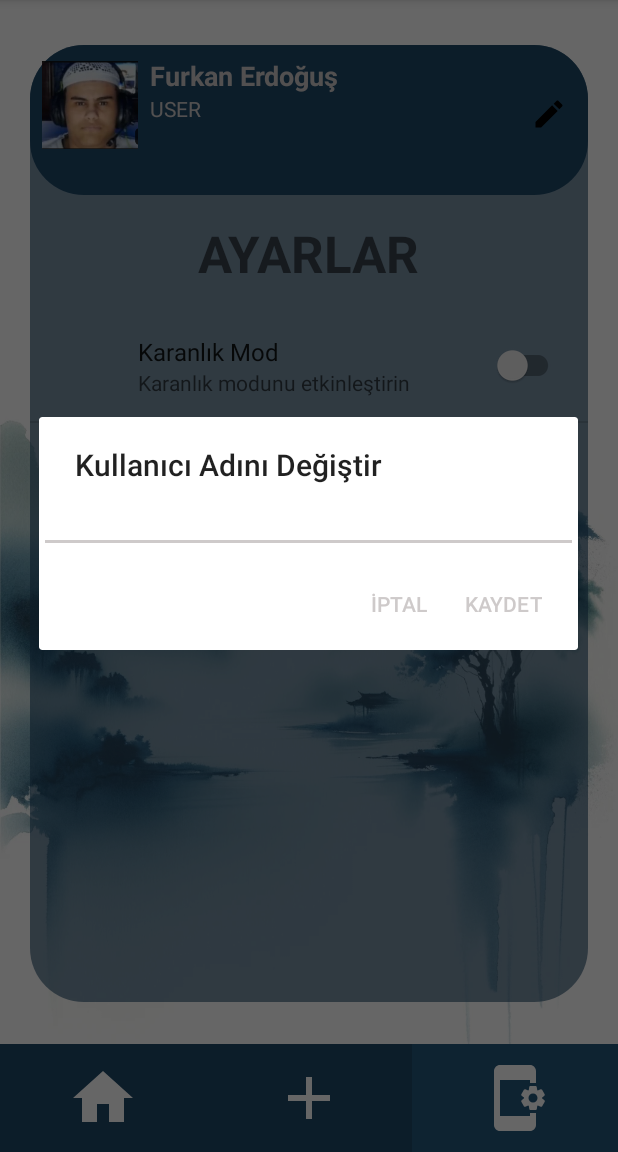
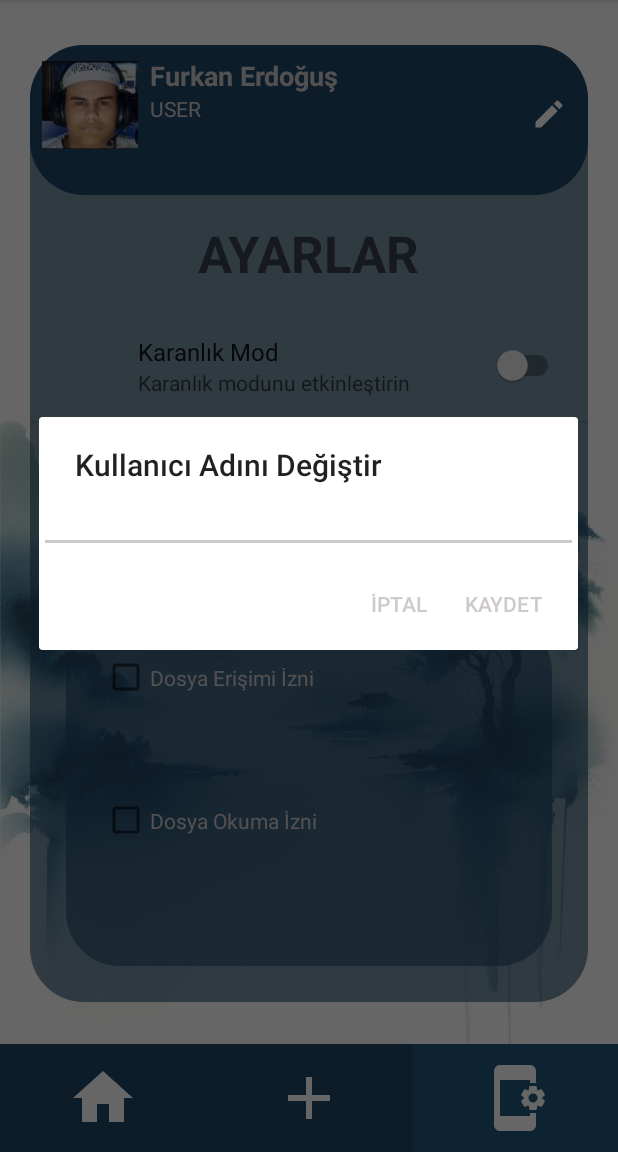
Before and after one commit to PLADSS/ManGO, an Android app: the SettingsActivity screen opened directly, with no data from a screen before it, after a tap on an icon or button, on a phone screen of 412 x 824 dp, the part 84-1236 px from its top. Run offline under Robolectric (Android 15) with nearby library versions, the phone set to English and light mode, and no system bars; our stand-ins replace androidx.preference.

Commit message:
ManGO_03  Büyük güncellme öncesi kayıt

```diff
--- a/app/src/main/java/com/example/mango/SettingsActivity.java
+++ b/app/src/main/java/com/example/mango/SettingsActivity.java
@@ -2,25 +2,37 @@ package com.example.mango;
 
 import android.content.DialogInterface;
 import android.content.Intent;
+import android.net.Uri;
 import android.os.Bundle;
+import android.provider.MediaStore;
 import android.text.InputType;
+import android.widget.CheckBox;
 import android.widget.EditText;
 import android.widget.ImageButton;
 import android.widget.TextView;
+import android.widget.Toast;
 
+import androidx.annotation.NonNull;
+import androidx.annotation.Nullable;
 import androidx.appcompat.app.AlertDialog;
 import androidx.appcompat.app.AppCompatActivity;
 import androidx.appcompat.app.AppCompatDelegate;
 import androidx.preference.PreferenceManager;
 
+import com.google.android.material.imageview.ShapeableImageView;
+
 public class SettingsActivity extends AppCompatActivity {
+
+    private static final int PICK_IMAGE = 1;
 
     ImageButton home_button, add_page_button, edit_button;
     TextView usernameTextView;
+    ShapeableImageView imageView2;
+    CheckBox permissionCheckbox, permissionCheckbox1;
 
     @Override
     protected void onCreate(Bundle savedInstanceState) {
-        // Tema tercihini uygulayın
+        // Apply theme preference
         boolean isDarkMode = PreferenceManager.getDefaultSharedPreferences(this)
                 .getBoolean("dark_mode_preference", false);
         if (isDarkMode) {
@@ -32,7 +44,7 @@ public class SettingsActivity extends AppCompatActivity {
         super.onCreate(savedInstanceState);
         setContentView(R.layout.activity_settings);
 
-        // Menu butonları
+        // Menu buttons
         home_button = findViewById(R.id.home_button);
         home_button.setOnClickListener(v -> {
             Intent intent = new Intent(SettingsActivity.this, com.example.mango.MainActivity.class);
@@ -45,12 +57,31 @@ public class SettingsActivity extends AppCompatActivity {
             startActivity(intent);
         });
 
-        // Kullanıcı adı değiştirme butonu
+        // Username change button
         usernameTextView = findViewById(R.id.textView);
         edit_button = findViewById(R.id.edit_button);
-        edit_button.setOnClickListener(v -> showEditDialog());
+        imageView2 = findViewById(R.id.imageView2);
 
-        // Ayarlar fragmentını ekle
+        edit_button.setOnClickListener(v -> {
+            showEditDialog();
+            selectImage();
+        });
+
+        // Checkbox for permission
+        permissionCheckbox = findViewById(R.id.permission_checkbox);
+        permissionCheckbox.setOnCheckedChangeListener((buttonView, isChecked) -> {
+            if (isChecked) {
+                Toast.makeText(this, "İzin verildi", Toast.LENGTH_SHORT).show();
+            }
+        });
+        permissionCheckbox1 = findViewById(R.id.permission_checkbox1);
+        permissionCheckbox1.setOnCheckedChangeListener((buttonView, isChecked) -> {
+            if (isChecked) {
+                Toast.makeText(this, "İzin verildi", Toast.LENGTH_SHORT).show();
+            }
+        });
+
+        // Add settings fragment
         getSupportFragmentManager()
                 .beginTransaction()
                 .replace(R.id.settings_fragment, new SettingsFragment())
@@ -61,12 +92,12 @@ public class SettingsActivity extends AppCompatActivity {
         AlertDialog.Builder builder = new AlertDialog.Builder(this);
         builder.setTitle("Kullanıcı Adını Değiştir");
 
-        // Kullanıcıdan yeni adı almak için bir EditText ekleyin
+        // Add an EditText to get the new username from the user
         final EditText input = new EditText(this);
         input.setInputType(InputType.TYPE_CLASS_TEXT);
         builder.setView(input);
 
-        // "Kaydet" butonu ve onun tıklama olayını ekleyin
+        // Add "Save" button and its click event
         builder.setPositiveButton("Kaydet", new DialogInterface.OnClickListener() {
             @Override
             public void onClick(DialogInterface dialog, int which) {
@@ -75,7 +106,7 @@ public class SettingsActivity extends AppCompatActivity {
             }
         });
 
-        // "İptal" butonu ve onun tıklama olayını ekleyin
+        // Add "Cancel" button and its click event
         builder.setNegativeButton("İptal", new DialogInterface.OnClickListener() {
             @Override
             public void onClick(DialogInterface dialog, int which) {
@@ -85,4 +116,36 @@ public class SettingsActivity extends AppCompatActivity {
 
         builder.show();
     }
+
+    private void selectImage() {
+        Intent intent = new Intent(Intent.ACTION_PICK, MediaStore.Images.Media.EXTERNAL_CONTENT_URI);
+        startActivityForResult(intent, PICK_IMAGE);
+    }
+
+    @Override
+    protected  void onActivityResult(int requestCode, int resultCode, @Nullable Intent data) {
+        super.onActivityResult(requestCode, resultCode, data);
+        if (requestCode == PICK_IMAGE && resultCode == RESULT_OK && data != null) {
+            Uri selectedImage = data.getData();
+            imageView2.setImageURI(selectedImage);
+        }
+    }
+
+
+
+    /*      IZIN ISTEME BÖLÜMÜ
+
+
+    public void onRequestPermissionsResult(int requestCode, @NonNull String[] permissions, @NonNull int[] grantResults) {
+        super.onRequestPermissionsResult(requestCode, permissions, grantResults);
+        if (requestCode == READ_EXTERNAL_STORAGE_PERMISSION_CODE) {
+            if (grantResults.length > 0 && grantResults[0] == PackageManager.PERMISSION_GRANTED) {
+                // Permission granted, proceed to select image
+                selectImage();
+            } else {
+                // Permission denied, show a message to the user
+                Toast.makeText(this, "Dosya erişimi izni verilmedi", Toast.LENGTH_SHORT).show();
+            }
+
+     */
 }
--- a/app/src/main/res/drawable/baseline_edit_24.xml
+++ b/app/src/main/res/drawable/baseline_edit_24.xml
@@ -1,4 +1,4 @@
-<vector android:height="24dp" android:tint="#000000"
+<vector android:height="24dp" android:tint="#FFFFFF"
     android:viewportHeight="24" android:viewportWidth="24"
     android:width="24dp" xmlns:android="http://schemas.android.com/apk/res/android">
     <path android:fillColor="@android:color/white" android:pathData="M3,17.25V21h3.75L17.81,9.94l-3.75,-3.75L3,17.25zM20.71,7.04c0.39,-0.39 0.39,-1.02 0,-1.41l-2.34,-2.34c-0.39,-0.39 -1.02,-0.39 -1.41,0l-1.83,1.83 3.75,3.75 1.83,-1.83z"/>
--- a/app/src/main/res/layout/activity_settings.xml
+++ b/app/src/main/res/layout/activity_settings.xml
@@ -98,6 +98,37 @@
             app:layout_constraintBottom_toTopOf="@+id/alt_menu"
             android:layout_marginTop="16dp"
             android:layout_marginBottom="16dp" />
+
+        <LinearLayout
+            android:layout_width="0dp"
+            android:layout_height="232dp"
+            android:layout_marginStart="24dp"
+            android:layout_marginEnd="24dp"
+            android:layout_marginBottom="24dp"
+            android:background="@drawable/rounded_corners_alpha"
+            android:orientation="vertical"
+            app:layout_constraintBottom_toBottomOf="parent"
+            app:layout_constraintEnd_toEndOf="parent"
+            app:layout_constraintStart_toStartOf="parent">
+
+            <CheckBox
+                android:id="@+id/permission_checkbox"
+                android:layout_marginStart="24dp"
+                android:layout_width="180dp"
+                android:layout_height="79dp"
+                android:layout_marginBottom="16dp"
+                android:text="Dosya Erişimi İzni"
+                android:textColor="@color/white" />
+            <CheckBox
+                android:id="@+id/permission_checkbox1"
+                android:layout_marginStart="24dp"
+                android:layout_width="180dp"
+                android:layout_height="79dp"
+                android:layout_marginBottom="16dp"
+                android:text="Dosya Okuma İzni"
+                android:textColor="@color/white" />
+
+        </LinearLayout>
     </androidx.constraintlayout.widget.ConstraintLayout>
 
     <LinearLayout
--- a/app/src/main/res/layout/my_row.xml
+++ b/app/src/main/res/layout/my_row.xml
@@ -81,10 +81,12 @@
                 android:id="@+id/edit_button"
                 android:layout_width="wrap_content"
                 android:layout_height="wrap_content"
-                app:srcCompat="@drawable/baseline_edit_24"
+                android:layout_marginEnd="16dp"
+                android:background="@drawable/rounded_corners"
+                app:layout_constraintBottom_toBottomOf="parent"
+                app:layout_constraintEnd_toEndOf="parent"
                 app:layout_constraintTop_toTopOf="parent"
-                app:layout_constraintBottom_toBottomOf="parent"
-                app:layout_constraintEnd_toEndOf="parent" />
+                app:srcCompat="@drawable/baseline_edit_24" />
 
         </androidx.constraintlayout.widget.ConstraintLayout>
 
```
